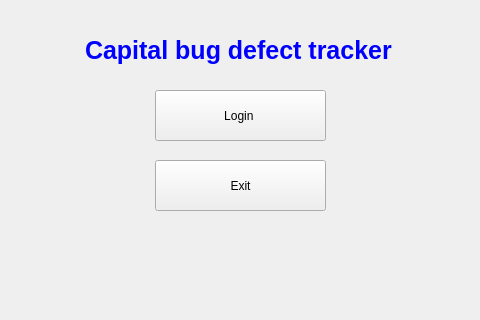
The window that menu1.ui (LiamJohns/testing106) describes before a commit, drawn with Qt 5; both pictures show x 115 to 595 and y 0 to 320 of the 754 by 553 pixel window.
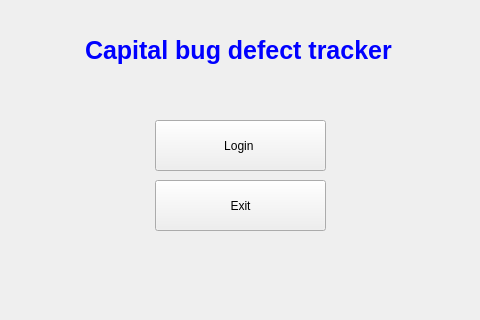
The same window after the commit.

The edit to the form file:
```diff
--- a/menu1.ui
+++ b/menu1.ui
@@ -36,7 +36,7 @@
     <property name="geometry">
      <rect>
       <x>270</x>
-      <y>90</y>
+      <y>120</y>
       <width>171</width>
       <height>51</height>
      </rect>
@@ -49,7 +49,7 @@
     <property name="geometry">
      <rect>
       <x>270</x>
-      <y>160</y>
+      <y>180</y>
       <width>171</width>
       <height>51</height>
      </rect>
```
